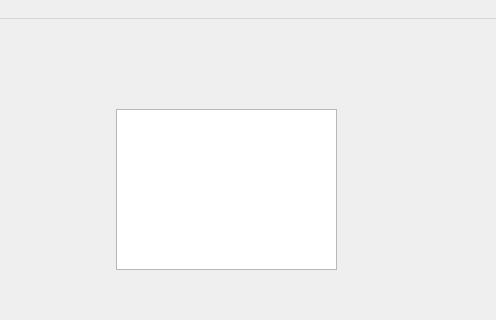
Above: desktop-app/ControlCenter/ui/mainwindow.ui from ManiBadri/smart-enclosure-controller before the change; both pictures show x 304 to 800 and y 0 to 320 of the 800 by 600 pixel window. Below: the same form after it.
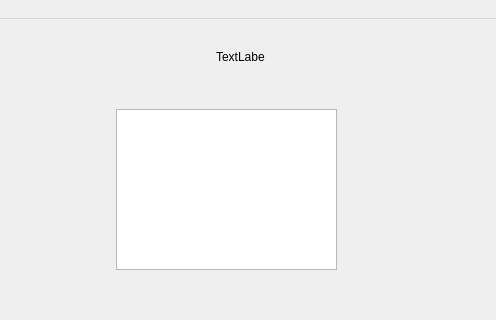
That is the form after the change.

Commit message: added humidity to window

```diff
--- a/desktop-app/ControlCenter/ui/mainwindow.ui
+++ b/desktop-app/ControlCenter/ui/mainwindow.ui
@@ -50,6 +50,19 @@
      <string>TextLabel</string>
     </property>
    </widget>
+   <widget class="QLabel" name="humLabel">
+    <property name="geometry">
+     <rect>
+      <x>520</x>
+      <y>30</y>
+      <width>49</width>
+      <height>16</height>
+     </rect>
+    </property>
+    <property name="text">
+     <string>TextLabel</string>
+    </property>
+   </widget>
   </widget>
   <widget class="QMenuBar" name="menubar">
    <property name="geometry">
```
The commit also changes 1 other file.
